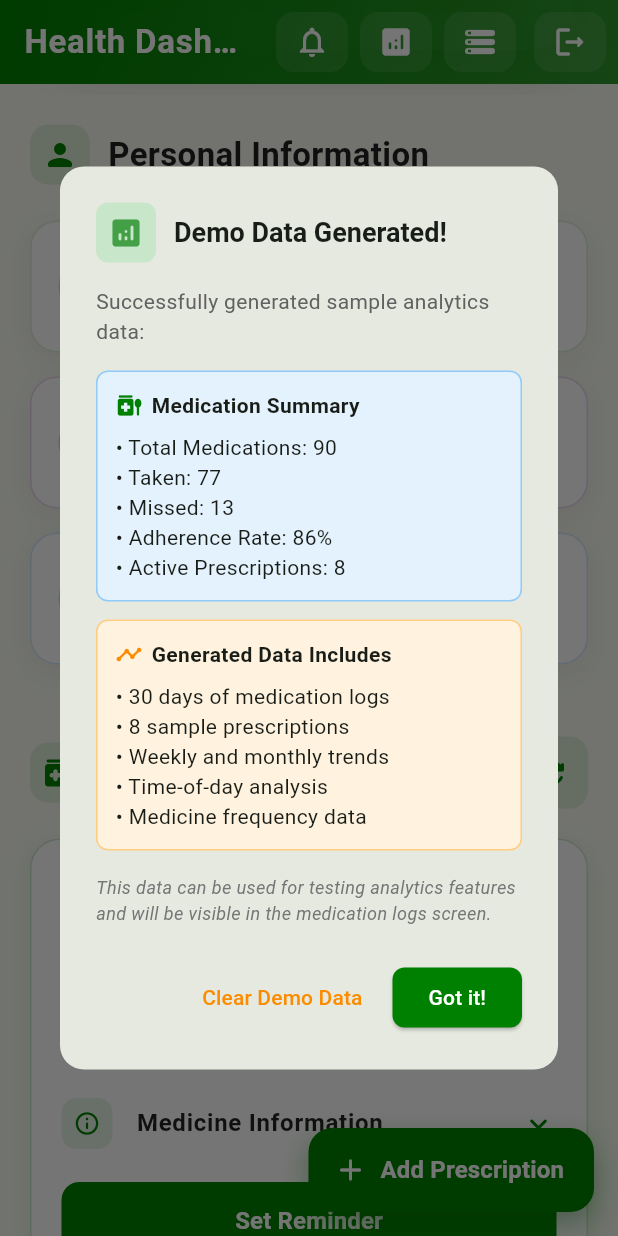
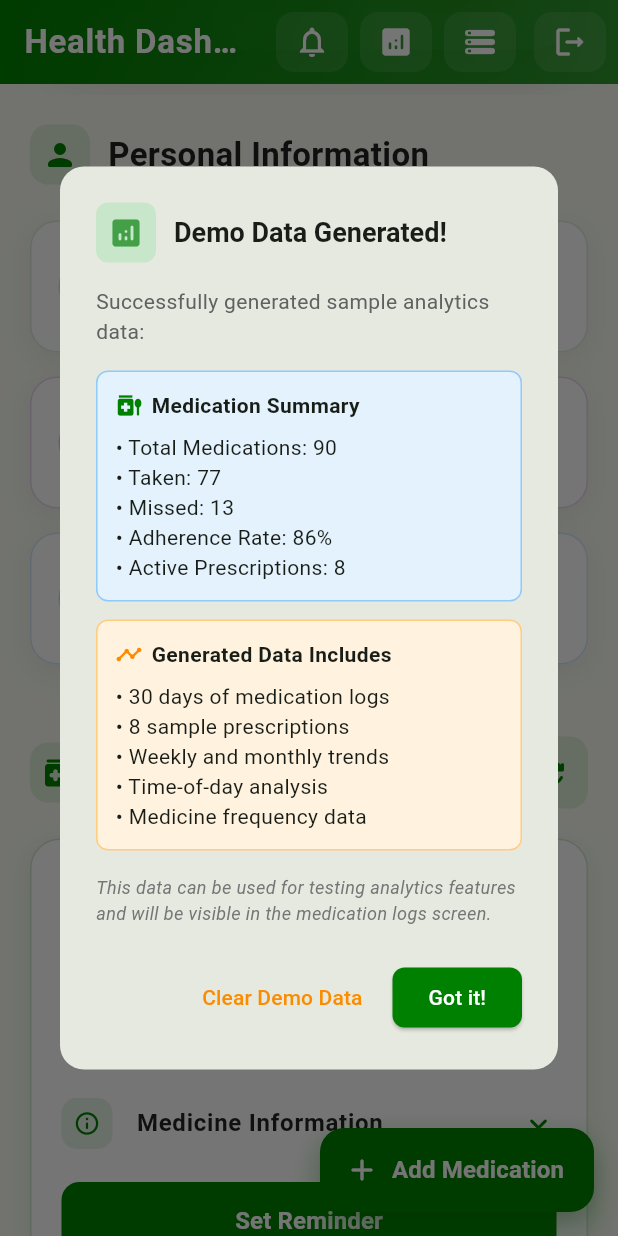
Before and after one commit to Saransh482003/soft-engg-project-may-2025-se-May-4, a Flutter app: the DashboardScreen screen opened directly with empty values, scrolled down 576 dp, after a tap on the "analytics" icon, on a phone screen of 412 x 824 dp. Run offline on Flutter 3.47's test engine with Material 3 defaults, Android fonts, the phone set to English and light mode, and no system bars; our stand-ins replace fl_chart, flutter_local_notifications, flutter_timezone, lottie, pdf, permission_handler and 4 more; missing offline and left inert: record; accounts and stored records are empty.

Commit message:
Project Over

```diff
--- a/mobile-application/frontend/lib/dashboard_screen.dart
+++ b/mobile-application/frontend/lib/dashboard_screen.dart
@@ -301,12 +301,12 @@ class _DashboardScreenState extends State<DashboardScreen> with TickerProviderSt
                     child: Column(
                       crossAxisAlignment: CrossAxisAlignment.start,
                       children: [
-                        Row(
+                        const Row(
                           children: [
                             Icon(Icons.medication_liquid,
                               color: ThemeConstants.primaryColor, size: 18),
-                            const SizedBox(width: 6),
-                            const Text(
+                            SizedBox(width: 6),
+                            Text(
                               'Medication Summary',
                               style: TextStyle(fontWeight: FontWeight.bold),
                             ),
@@ -426,8 +426,8 @@ class _DashboardScreenState extends State<DashboardScreen> with TickerProviderSt
       } else {
         // Show error message
         ScaffoldMessenger.of(context).showSnackBar(
-          SnackBar(
-            content: const Row(
+          const SnackBar(
+            content: Row(
               children: [
                 Icon(Icons.error, color: Colors.white),
                 SizedBox(width: 8),
@@ -435,7 +435,7 @@ class _DashboardScreenState extends State<DashboardScreen> with TickerProviderSt
               ],
             ),
             backgroundColor: ThemeConstants.secondaryColor,
-            duration: const Duration(seconds: 3),
+            duration: Duration(seconds: 3),
           ),
         );
       }
@@ -1437,7 +1437,7 @@ Future<void> _deletePrescription(String presId, String medicineName) async {
           elevation: 0,
           icon: const Icon(Icons.add_rounded, color: Colors.white, size: 24),
           label: const Text(
-            'Add Prescription',
+            'Add Medication',
             style: TextStyle(
               color: Colors.white,
               fontWeight: FontWeight.bold,
--- a/mobile-application/frontend/lib/services/data_storage_service.dart
+++ b/mobile-application/frontend/lib/services/data_storage_service.dart
@@ -731,7 +731,7 @@ class DataStorageService {
             'notes': action == 'taken'
               ? delayMinutes == 0
                 ? 'Taken on time'
-                : 'Taken ${delayMinutes} minutes late'
+                : 'Taken $delayMinutes minutes late'
               : 'Missed - ${_getRandomMissReason(random + day + entry)}',
             'timestamp': actualTime.millisecondsSinceEpoch,
             'day_of_week': logDate.weekday,
```
Also changed, not shown: mobile-application/frontend/lib/medication_logs_screen.dart (+15 -15 lines).
